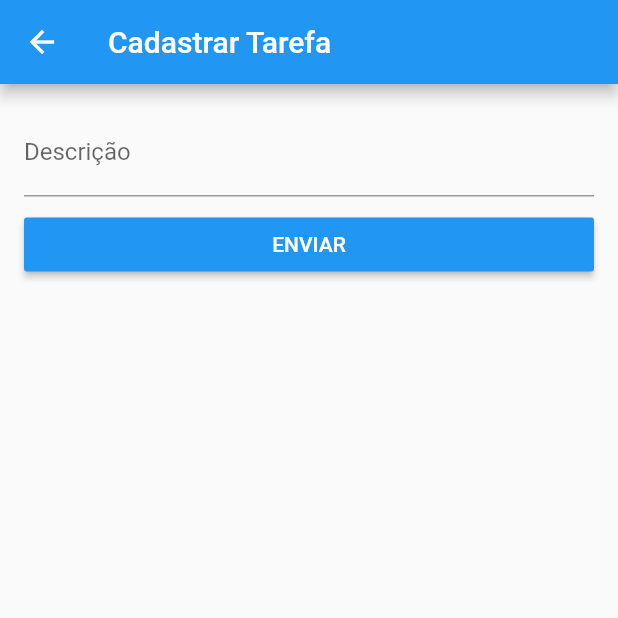
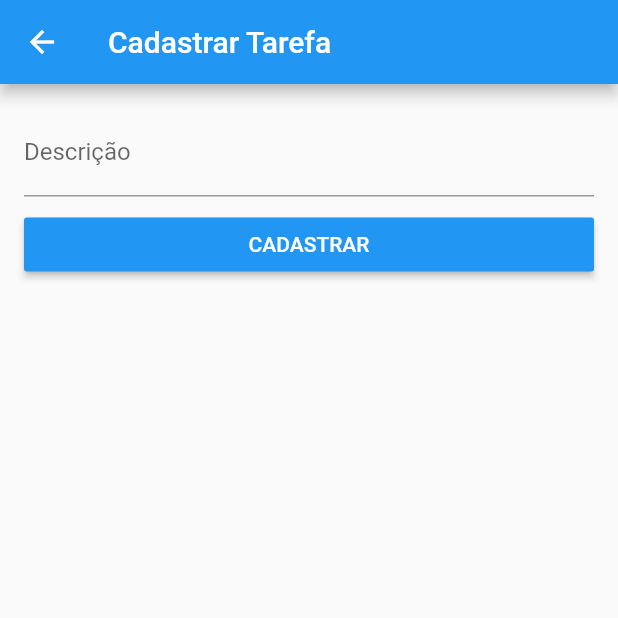
Before and after one commit to Francisco1030/task-mobile, a Flutter app: the FormTask screen opened by its route, on a phone screen of 412 x 824 dp, the top half of it. Run offline on Flutter 3.47's test engine with Material 2 defaults, Android fonts, the phone set to English and light mode, and no system bars; network calls fail.

Commit message:
added: edit task, but with erro of routs;

```diff
--- a/lib/my_app.dart
+++ b/lib/my_app.dart
@@ -3,7 +3,7 @@ import 'package:task/pages/form_task.dart';
 import 'package:task/pages/home.dart';
 
 class MyApp extends StatelessWidget {
-  // This widget is the root of your application.
+
   @override
   Widget build(BuildContext context) {
     return MaterialApp(
@@ -15,6 +15,7 @@ class MyApp extends StatelessWidget {
       routes: {
         '/': (context) => Home(),
         '/form-task': (context) => FormTask(),
+        '/form-task/task': (context) => FormTask(),
         //'/menu': (context) => DrawerCustom(),
       },
     );
--- a/lib/pages/form_task.dart
+++ b/lib/pages/form_task.dart
@@ -5,6 +5,10 @@ import 'package:task/service/api_service.dart';
 final GlobalKey<ScaffoldState> _scaffoldState = GlobalKey<ScaffoldState>();
 
 class FormTask extends StatefulWidget {
+  Task task;
+
+  FormTask({this.task});
+
   @override
   _FormTask createState() => _FormTask();
 }
@@ -18,13 +22,22 @@ class _FormTask extends State<FormTask> {
   TextEditingController _controllerCompleted = TextEditingController();
 
   @override
+  void initState() {
+    if (widget.task != null) {
+      _isFieldDescriptionValid = true;
+      _controllerDescription = widget.task.description as TextEditingController;
+    }
+    super.initState();
+  }
+
+  @override
   Widget build(BuildContext context) {
     return Scaffold(
       key: _scaffoldState,
       appBar: AppBar(
         iconTheme: IconThemeData(color: Colors.white),
         title: Text(
-          "Cadastrar Tarefa",
+          widget.task == null ? "Cadastrar Tarefa" : "Editar Tarefa",
           style: TextStyle(color: Colors.white),
         ),
       ),
@@ -42,22 +55,19 @@ class _FormTask extends State<FormTask> {
                   child: RaisedButton(
                     onPressed: () {
                       if (_isFieldDescriptionValid == null ||
-                          //_isFieldCompletedValid == null ||
-                          //!_isFieldCompletedValid
                           !_isFieldDescriptionValid) {
                         _scaffoldState.currentState.showSnackBar(
                           SnackBar(
-                            content: Text("Por favor preencha todos os campos"),
+                            content: Text("Por favor, preencha todos os campos"),
                           ),
                         );
                         return;
                       }
                       setState(() => _isLoading = true);
                       String description = _controllerDescription.text.toString();
-                      //bool completed = bool.fromEnvironment(_controllerCompleted.text.toString());
-
                       Task task =
                           Task(description: description);
+                      if (widget.task == null) {
                         _apiService.createTask(task).then((isSuccess) {
                           setState(() => _isLoading = false);
                           if (isSuccess) {
@@ -68,9 +78,24 @@ class _FormTask extends State<FormTask> {
                             ));
                           }
                         });
+                      } else {
+                        task.id = widget.task.id;
+                        _apiService.updateTask(task).then((isSuccess) {
+                          setState(() => _isLoading = false);
+                          if (isSuccess) {
+                            Navigator.pop(_scaffoldState.currentState.context);
+                          } else {
+                            _scaffoldState.currentState.showSnackBar(SnackBar(
+                              content: Text("Falha na atualização dos dados"),
+                            ));
+                          }
+                        });
+                      }
                     },
                     child: Text(
-                      "Enviar".toUpperCase(),
+                      widget.task == null
+                          ? "Cadastrar".toUpperCase()
+                          : "Atualizar".toUpperCase(),
                       style: TextStyle(
                         color: Colors.white,
                       ),
--- a/lib/pages/home.dart
+++ b/lib/pages/home.dart
@@ -1,5 +1,6 @@
 import 'package:flutter/material.dart';
 import 'package:task/model/task.dart';
+import 'package:task/pages/form_task.dart';
 import 'package:task/service/api_service.dart';
 
 class Home extends StatefulWidget {
@@ -92,7 +93,7 @@ Widget _buildListView(List<Task> tasks) {
                       ),
                       FlatButton(
                         onPressed: () {
-                          // TODO: do something in here
+                          //Navigator.of(context).pushNamed('/form-task/task');
                         },
                         child: Text(
                           "Editar",
```
Lines whose indentation alone changed are shown as unchanged.
